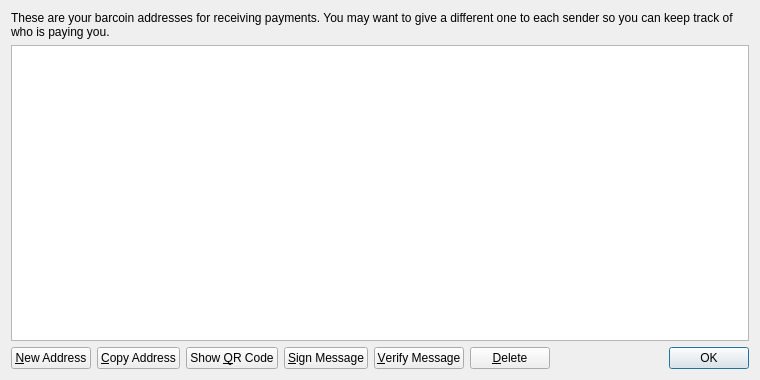
Old version of the form src/qt/forms/addressbookpage.ui in the repository IamnotGod/CopyCloneCoin.
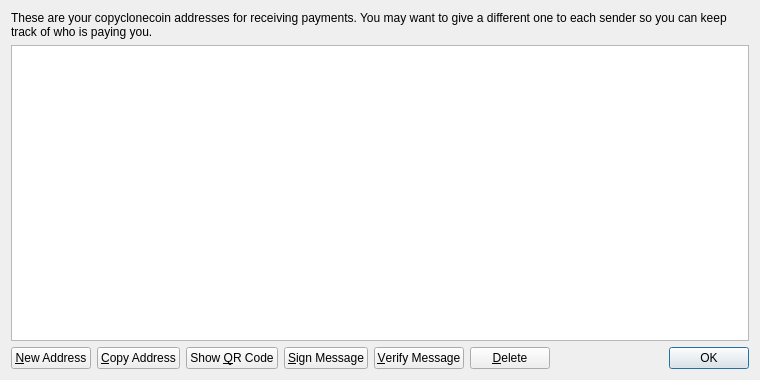
New version of the form. Icons and pictures are not drawn.

Diff of the .ui file:
```diff
--- a/src/qt/forms/addressbookpage.ui
+++ b/src/qt/forms/addressbookpage.ui
@@ -17,7 +17,7 @@
    <item>
     <widget class="QLabel" name="labelExplanation">
      <property name="text">
-      <string>These are your barcoin addresses for receiving payments. You may want to give a different one to each sender so you can keep track of who is paying you.</string>
+      <string>These are your copyclonecoin addresses for receiving payments. You may want to give a different one to each sender so you can keep track of who is paying you.</string>
      </property>
      <property name="textFormat">
       <enum>Qt::PlainText</enum>
```
